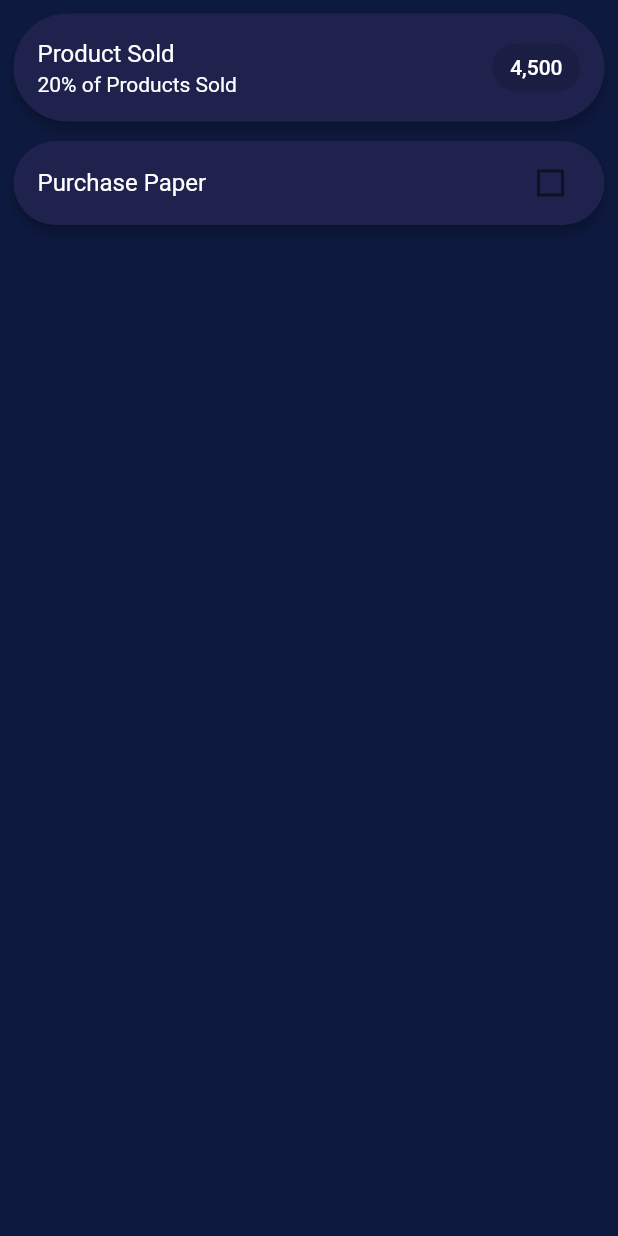
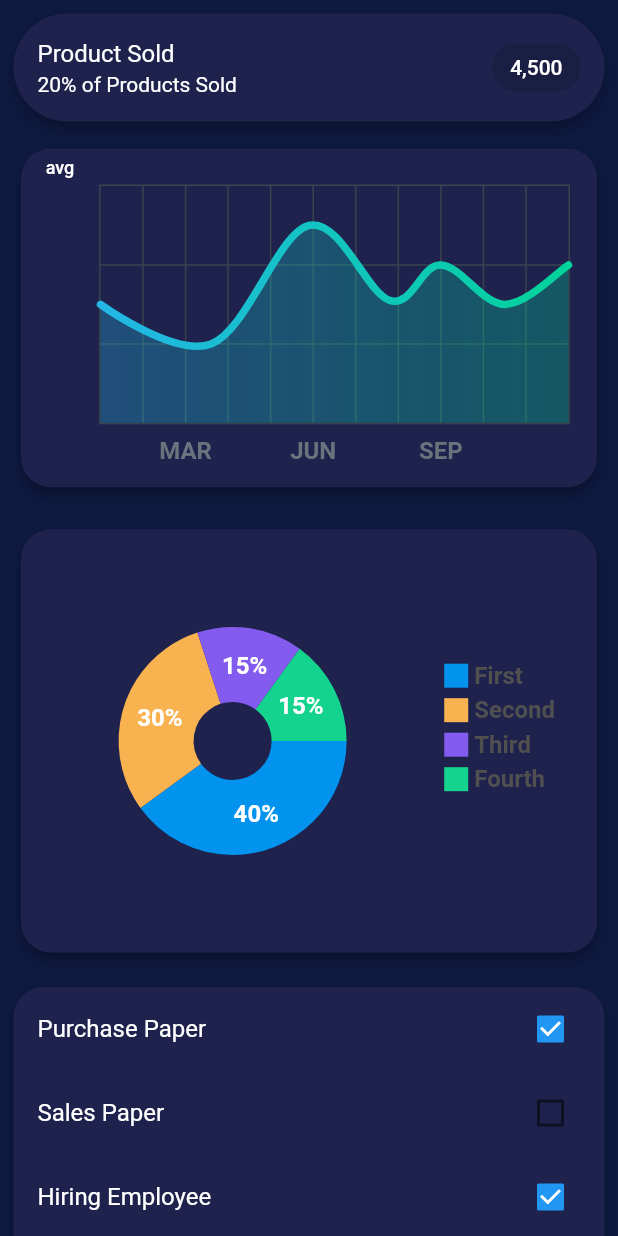
Before and after one commit to ishworpanta10/flutter_responsive_admin_panel, a Flutter app: the PanelLeftPage screen opened directly, on a phone screen of 412 x 824 dp. Run offline on Flutter 3.47's test engine with Material 2 defaults, Android fonts, the light colour scheme and no system bars; drawn by our look-alikes of fl_chart; our stand-ins replace flutter_bloc.

Commit message:
completed left panel

```diff
--- a/lib/cubit/toggle_checkbox_cubit.dart
+++ b/lib/cubit/toggle_checkbox_cubit.dart
@@ -1,9 +1,9 @@
 import 'package:flutter_bloc/flutter_bloc.dart';
 
-class ToggleCheckBoxCubit extends Cubit<bool> {
-  ToggleCheckBoxCubit() : super(false);
+class ToggleCheckBoxCubit extends Cubit<int> {
+  ToggleCheckBoxCubit() : super(-1);
 
-  void toggle({required bool value}) {
+  void toggle({required int value}) {
     emit(value);
   }
 }
--- /dev/null
+++ b/lib/screens/panel_left/circle_graph.dart
@@ -0,0 +1,182 @@
+import 'package:fl_chart/fl_chart.dart';
+import 'package:flutter/gestures.dart';
+import 'package:flutter/material.dart';
+
+import '../../constants/constants.dart';
+
+class PieChartSample2 extends StatefulWidget {
+  @override
+  State<StatefulWidget> createState() => PieChart2State();
+}
+
+class PieChart2State extends State {
+  int touchedIndex = -1;
+
+  @override
+  Widget build(BuildContext context) {
+    return Padding(
+      padding: const EdgeInsets.all(
+        Constants.kPadding,
+      ),
+      child: Card(
+        color: Constants.purpleLight,
+        elevation: 3,
+        shape: RoundedRectangleBorder(borderRadius: BorderRadius.circular(20)),
+        child: Row(
+          children: <Widget>[
+            Expanded(
+              flex: 2,
+              child: AspectRatio(
+                aspectRatio: 1,
+                child: PieChart(
+                  PieChartData(
+                      pieTouchData: PieTouchData(touchCallback: (pieTouchResponse) {
+                        setState(() {
+                          final desiredTouch = pieTouchResponse.touchInput is! PointerExitEvent && pieTouchResponse.touchInput is! PointerUpEvent;
+                          if (desiredTouch && pieTouchResponse.touchedSection != null) {
+                            touchedIndex = pieTouchResponse.touchedSection!.touchedSectionIndex;
+                          } else {
+                            touchedIndex = -1;
+                          }
+                        });
+                      }),
+                      borderData: FlBorderData(
+                        show: false,
+                      ),
+                      sectionsSpace: 0,
+                      centerSpaceRadius: 26,
+                      sections: showingSections()),
+                ),
+              ),
+            ),
+            Column(
+              mainAxisAlignment: MainAxisAlignment.end,
+              crossAxisAlignment: CrossAxisAlignment.start,
+              children: const <Widget>[
+                Indicator(
+                  color: Color(0xff0293ee),
+                  text: 'First',
+                  isSquare: true,
+                ),
+                SizedBox(
+                  height: 4,
+                ),
+                Indicator(
+                  color: Color(0xfff8b250),
+                  text: 'Second',
+                  isSquare: true,
+                ),
+                SizedBox(
+                  height: 4,
+                ),
+                Indicator(
+                  color: Color(0xff845bef),
+                  text: 'Third',
+                  isSquare: true,
+                ),
+                SizedBox(
+                  height: 4,
+                ),
+                Indicator(
+                  color: Color(0xff13d38e),
+                  text: 'Fourth',
+                  isSquare: true,
+                ),
+                SizedBox(
+                  height: 18,
+                ),
+              ],
+            ),
+            const SizedBox(
+              width: 28,
+            ),
+          ],
+        ),
+      ),
+    );
+  }
+
+  List<PieChartSectionData> showingSections() {
+    return List.generate(4, (i) {
+      final isTouched = i == touchedIndex;
+      final fontSize = isTouched ? 25.0 : 16.0;
+      final radius = isTouched ? 60.0 : 50.0;
+      switch (i) {
+        case 0:
+          return PieChartSectionData(
+            color: const Color(0xff0293ee),
+            value: 40,
+            title: '40%',
+            radius: radius,
+            titleStyle: TextStyle(fontSize: fontSize, fontWeight: FontWeight.bold, color: const Color(0xffffffff)),
+          );
+        case 1:
+          return PieChartSectionData(
+            color: const Color(0xfff8b250),
+            value: 30,
+            title: '30%',
+            radius: radius,
+            titleStyle: TextStyle(fontSize: fontSize, fontWeight: FontWeight.bold, color: const Color(0xffffffff)),
+          );
+        case 2:
+          return PieChartSectionData(
+            color: const Color(0xff845bef),
+            value: 15,
+            title: '15%',
+            radius: radius,
+            titleStyle: TextStyle(fontSize: fontSize, fontWeight: FontWeight.bold, color: const Color(0xffffffff)),
+          );
+        case 3:
+          return PieChartSectionData(
+            color: const Color(0xff13d38e),
+            value: 15,
+            title: '15%',
+            radius: radius,
+            titleStyle: TextStyle(fontSize: fontSize, fontWeight: FontWeight.bold, color: const Color(0xffffffff)),
+          );
+        default:
+          throw Error();
+      }
+    });
+  }
+}
+
+class Indicator extends StatelessWidget {
+  final Color color;
+  final String text;
+  final bool isSquare;
+  final double size;
+  final Color textColor;
+
+  const Indicator({
+    Key? key,
+    required this.color,
+    required this.text,
+    required this.isSquare,
+    this.size = 16,
+    this.textColor = const Color(0xff505050),
+  }) : super(key: key);
+
+  @override
+  Widget build(BuildContext context) {
+    return Row(
+      children: <Widget>[
+        Container(
+          width: size,
+          height: size,
+          decoration: BoxDecoration(
+            shape: isSquare ? BoxShape.rectangle : BoxShape.circle,
+            color: color,
+          ),
+        ),
+        const SizedBox(
+          width: 4,
+        ),
+        Text(
+          text,
+          style: TextStyle(fontSize: 16, fontWeight: FontWeight.bold, color: textColor),
+        )
+      ],
+    );
+  }
+}
--- /dev/null
+++ b/lib/screens/panel_left/curved_charts.dart
@@ -0,0 +1,253 @@
+import 'package:fl_chart/fl_chart.dart';
+import 'package:flutter/material.dart';
+import 'package:responsive_admin_panel/constants/constants.dart';
+
+class LineChartSample2 extends StatefulWidget {
+  @override
+  _LineChartSample2State createState() => _LineChartSample2State();
+}
+
+class _LineChartSample2State extends State<LineChartSample2> {
+  List<Color> gradientColors = [
+    const Color(0xff23b6e6),
+    const Color(0xff02d39a),
+  ];
+
+  bool showAvg = false;
+
+  @override
+  Widget build(BuildContext context) {
+    return Padding(
+      padding: const EdgeInsets.all(
+        Constants.kPadding,
+      ),
+      child: Stack(
+        children: <Widget>[
+          Card(
+            color: Constants.purpleLight,
+            elevation: 3,
+            shape: RoundedRectangleBorder(borderRadius: BorderRadius.circular(20)),
+            child: AspectRatio(
+              aspectRatio: 1.70,
+              child: Container(
+                decoration: const BoxDecoration(
+                  borderRadius: BorderRadius.all(
+                    Radius.circular(18),
+                  ),
+                  // color: Color(0xff232d37),
+                ),
+                child: Padding(
+                  padding: const EdgeInsets.only(right: 18.0, left: 12.0, top: 24, bottom: 12),
+                  child: LineChart(
+                    showAvg ? avgData() : mainData(),
+                  ),
+                ),
+              ),
+            ),
+          ),
+          SizedBox(
+            width: 60,
+            height: 34,
+            child: TextButton(
+              onPressed: () {
+                setState(() {
+                  showAvg = !showAvg;
+                });
+              },
+              child: Text(
+                'avg',
+                style: TextStyle(fontSize: 12, color: showAvg ? Colors.white.withOpacity(0.5) : Colors.white),
+              ),
+            ),
+          ),
+        ],
+      ),
+    );
+  }
+
+  LineChartData mainData() {
+    return LineChartData(
+      gridData: FlGridData(
+        show: true,
+        drawVerticalLine: true,
+        getDrawingHorizontalLine: (value) {
+          return FlLine(
+            color: const Color(0xff37434d),
+            strokeWidth: 1,
+          );
+        },
+        getDrawingVerticalLine: (value) {
+          return FlLine(
+            color: const Color(0xff37434d),
+            strokeWidth: 1,
+          );
+        },
+      ),
+      titlesData: FlTitlesData(
+        show: true,
+        bottomTitles: SideTitles(
+          showTitles: true,
+          reservedSize: 22,
+          getTextStyles: (value) => const TextStyle(color: Color(0xff68737d), fontWeight: FontWeight.bold, fontSize: 16),
+          getTitles: (value) {
+            switch (value.toInt()) {
+              case 2:
+                return 'MAR';
+              case 5:
+                return 'JUN';
+              case 8:
+                return 'SEP';
+            }
+            return '';
+          },
+          margin: 8,
+        ),
+        leftTitles: SideTitles(
+          showTitles: true,
+          getTextStyles: (value) => const TextStyle(
+            color: Color(0xff67727d),
+            fontWeight: FontWeight.bold,
+            fontSize: 15,
+          ),
+          getTitles: (value) {
+            switch (value.toInt()) {
+              case 1:
+                return '10k';
+              case 3:
+                return '30k';
+              case 5:
+                return '50k';
+            }
+            return '';
+          },
+          reservedSize: 28,
+          margin: 12,
+        ),
+      ),
+      borderData: FlBorderData(show: true, border: Border.all(color: const Color(0xff37434d), width: 1)),
+      minX: 0,
+      maxX: 11,
+      minY: 0,
+      maxY: 6,
+      lineBarsData: [
+        LineChartBarData(
+          spots: [
+            FlSpot(0, 3),
+            FlSpot(2.6, 2),
+            FlSpot(4.9, 5),
+            FlSpot(6.8, 3.1),
+            FlSpot(8, 4),
+            FlSpot(9.5, 3),
+            FlSpot(11, 4),
+          ],
+          isCurved: true,
+          colors: gradientColors,
+          barWidth: 5,
+          isStrokeCapRound: true,
+          dotData: FlDotData(
+            show: false,
+          ),
+          belowBarData: BarAreaData(
+            show: true,
+            colors: gradientColors.map((color) => color.withOpacity(0.3)).toList(),
+          ),
+        ),
+      ],
+    );
+  }
+
+  LineChartData avgData() {
+    return LineChartData(
+      lineTouchData: LineTouchData(enabled: false),
+      gridData: FlGridData(
+        show: true,
+        drawHorizontalLine: true,
+        getDrawingVerticalLine: (value) {
+          return FlLine(
+            color: const Color(0xff37434d),
+            strokeWidth: 1,
+          );
+        },
+        getDrawingHorizontalLine: (value) {
+          return FlLine(
+            color: const Color(0xff37434d),
+            strokeWidth: 1,
+          );
+        },
+      ),
+      titlesData: FlTitlesData(
+        show: true,
+        bottomTitles: SideTitles(
+          showTitles: true,
+          reservedSize: 22,
+          getTextStyles: (value) => const TextStyle(color: Color(0xff68737d), fontWeight: FontWeight.bold, fontSize: 16),
+          getTitles: (value) {
+            switch (value.toInt()) {
+              case 2:
+                return 'MAR';
+              case 5:
+                return 'JUN';
+              case 8:
+                return 'SEP';
+            }
+            return '';
+          },
+          margin: 8,
+        ),
+        leftTitles: SideTitles(
+          showTitles: true,
+          getTextStyles: (value) => const TextStyle(
+            color: Color(0xff67727d),
+            fontWeight: FontWeight.bold,
+            fontSize: 15,
+          ),
+          getTitles: (value) {
+            switch (value.toInt()) {
+              case 1:
+                return '10k';
+              case 3:
+                return '30k';
+              case 5:
+                return '50k';
+            }
+            return '';
+          },
+          reservedSize: 28,
+          margin: 12,
+        ),
+      ),
+      borderData: FlBorderData(show: true, border: Border.all(color: const Color(0xff37434d), width: 1)),
+      minX: 0,
+      maxX: 11,
+      minY: 0,
+      maxY: 6,
+      lineBarsData: [
+        LineChartBarData(
+          spots: [
+            FlSpot(0, 3.44),
+            FlSpot(2.6, 3.44),
+            FlSpot(4.9, 3.44),
+            FlSpot(6.8, 3.44),
+            FlSpot(8, 3.44),
+            FlSpot(9.5, 3.44),
+            FlSpot(11, 3.44),
+          ],
+          isCurved: true,
+          colors: [
+            ColorTween(begin: gradientColors[0], end: gradientColors[1]).lerp(0.2)!,
+            ColorTween(begin: gradientColors[0], end: gradientColors[1]).lerp(0.2)!,
+          ],
+          barWidth: 5,
+          isStrokeCapRound: true,
+          dotData: FlDotData(
+            show: false,
+          ),
+          belowBarData: BarAreaData(show: true, colors: [
+            ColorTween(begin: gradientColors[0], end: gradientColors[1]).lerp(0.2)!.withOpacity(0.1),
+            ColorTween(begin: gradientColors[0], end: gradientColors[1]).lerp(0.2)!.withOpacity(0.1),
+          ]),
+        ),
+      ],
+    );
+  }
+}
--- a/lib/screens/panel_left/panel_left_page.dart
+++ b/lib/screens/panel_left/panel_left_page.dart
@@ -1,14 +1,20 @@
 import 'package:flutter/material.dart';
 import 'package:flutter_bloc/flutter_bloc.dart';
-import 'package:responsive_admin_panel/cubit/cubit.dart';
-import 'package:responsive_admin_panel/model/models.dart';
 
 import '../../constants/constants.dart';
+import '../../cubit/cubit.dart';
+import '../../model/models.dart';
 import '../../responsive_layout.dart';
+import '../screens.dart';
 
 class PanelLeftPage extends StatelessWidget {
   final List<Todo> _todoList = [
     Todo(name: "Purchase Paper"),
+    Todo(name: "Sales Paper", isEnable: false),
+    Todo(name: "Hiring Employee"),
+    Todo(name: "Marketing campaign", isEnable: false),
+    Todo(name: "Selling digital goods", isEnable: false),
+    Todo(name: "Finish all client Applications"),
   ];
 
   @override
@@ -63,7 +69,9 @@ class PanelLeftPage extends StatelessWidget {
                   ),
                 ),
                 // TODO: Graph 1
+                LineChartSample2(),
                 // TODO: Graph 2
+                PieChartSample2(),
                 Padding(
                   padding: const EdgeInsets.only(
                     left: Constants.kPadding / 2,
@@ -73,21 +81,21 @@ class PanelLeftPage extends StatelessWidget {
                   ),
                   child: Card(
                     color: Constants.purpleLight,
+                    shape: RoundedRectangleBorder(borderRadius: BorderRadius.circular(20)),
                     elevation: 3,
-                    shape: RoundedRectangleBorder(borderRadius: BorderRadius.circular(50)),
                     child: Column(
                       children: [
                         ...List.generate(
                           _todoList.length,
                           (index) {
                             final todo = _todoList[index];
-                            return BlocBuilder<ToggleCheckBoxCubit, bool>(
+                            return BlocBuilder<ToggleCheckBoxCubit, int>(
                               builder: (context, state) {
-                                todo.isEnable = state;
                                 return CheckboxListTile(
-                                  value: state,
+                                  value: todo.isEnable,
                                   onChanged: (value) {
-                                    BlocProvider.of<ToggleCheckBoxCubit>(context).toggle(value: value!);
+                                    BlocProvider.of<ToggleCheckBoxCubit>(context).toggle(value: index);
+                                    todo.isEnable = value;
                                   },
                                   title: Text(
                                     todo.name,
--- a/lib/screens/screens.dart
+++ b/lib/screens/screens.dart
@@ -1,3 +1,5 @@
 export 'panel_center/panel_center_page.dart';
+export 'panel_left/circle_graph.dart';
+export 'panel_left/curved_charts.dart';
 export 'panel_left/panel_left_page.dart';
 export 'panel_right/panel_right_page.dart';
```
